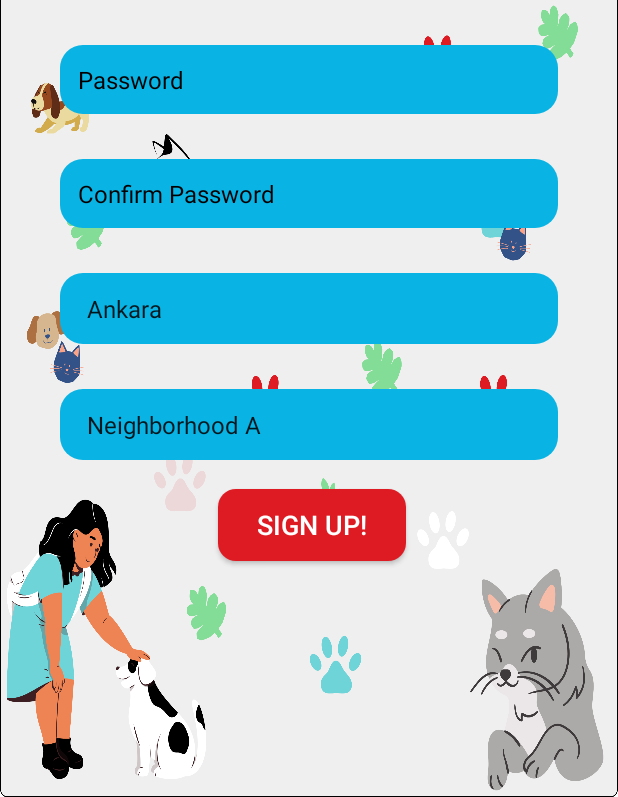
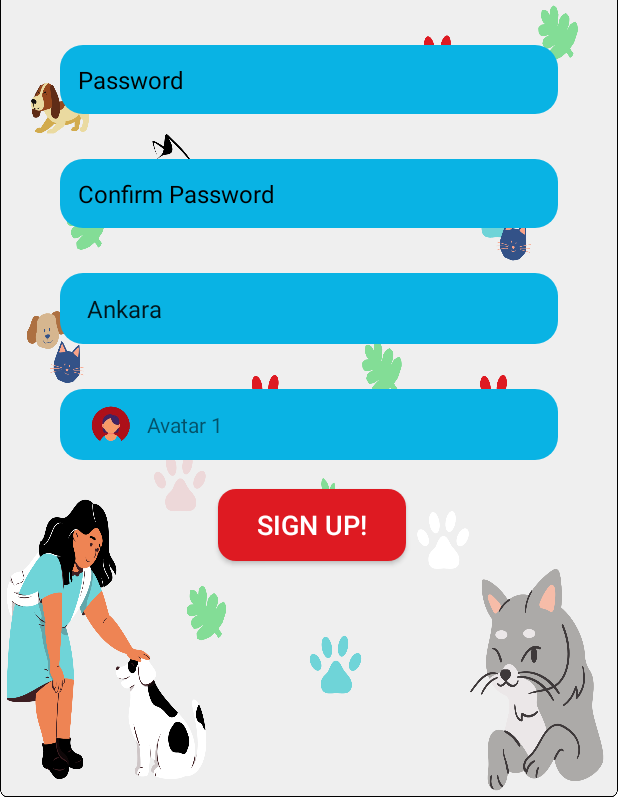
Before and after one commit to harunandes21/PawRescue, an Android app: the SignupActivity screen opened directly, with no data from a screen before it, on a phone screen of 412 x 824 dp, the part 439-1236 px from its top. Run offline under Robolectric (Android 15) with nearby library versions, the phone set to English and light mode, and no system bars.

Commit message:
CustomSpinnerImageView

```diff
--- /dev/null
+++ b/app/src/main/java/com/example/pawrescue/Avatar.java
@@ -0,0 +1,19 @@
+package com.example.pawrescue;
+import java.io.Serializable;
+public class Avatar implements Serializable {
+
+    private String name;
+    private int image;
+
+    public Avatar() {
+
+    }
+
+    public String getName() {return name;}
+
+    public void setName(String name) {this.name = name;}
+
+    public int getImage() {return image;}
+
+    public void setImage(int image) {this.image = image;}
+}
--- /dev/null
+++ b/app/src/main/java/com/example/pawrescue/AvatarAdapter.java
@@ -0,0 +1,50 @@
+package com.example.pawrescue;
+
+import android.annotation.SuppressLint;
+import android.content.Context;
+import android.view.LayoutInflater;
+import android.view.View;
+import android.view.ViewGroup;
+import android.widget.BaseAdapter;
+import android.widget.ImageView;
+import android.widget.TextView;
+
+import java.util.List;
+
+public class AvatarAdapter extends BaseAdapter {
+    private Context context;
+    private List<Avatar> avatarList;
+
+    public AvatarAdapter(Context context, List<Avatar> avatarList) {
+        this.context = context;
+        this.avatarList = avatarList;
+    }
+
+    @Override
+    public int getCount() {
+        return avatarList != null ? avatarList.size() : 0;
+    }
+
+    @Override
+    public Object getItem(int i) {
+        return i;
+    }
+
+    @Override
+    public long getItemId(int i) {
+        return i;
+    }
+
+    @Override
+    public View getView(int i, View view, ViewGroup viewGroup) {
+        @SuppressLint("ViewHolder") View rootView = LayoutInflater.from(context).inflate(R.layout.item_avatar, viewGroup, false);
+
+        TextView txtName = rootView.findViewById(R.id.name);
+        ImageView image = rootView.findViewById(R.id.image);
+
+        txtName.setText(avatarList.get(i).getName());
+        image.setImageResource(avatarList.get(i).getImage());
+
+        return rootView;
+    }
+}
--- /dev/null
+++ b/app/src/main/java/com/example/pawrescue/AvatarData.java
@@ -0,0 +1,24 @@
+package com.example.pawrescue;
+
+import java.util.ArrayList;
+import java.util.List;
+
+public class AvatarData {
+
+    public static List<Avatar> getAvatarList() {
+
+        List<Avatar> avatarList = new ArrayList<>();
+
+        Avatar avatar1 = new Avatar();
+        avatar1.setName("Avatar 1");
+        avatar1.setImage(R.drawable.avatar1);
+        avatarList.add(avatar1);
+
+        Avatar avatar2 = new Avatar();
+        avatar2.setName("Avatar 2");
+        avatar2.setImage(R.drawable.avatar2);
+        avatarList.add(avatar2);
+
+        return avatarList;
+    }
+}
--- a/app/src/main/java/com/example/pawrescue/SignupActivity.java
+++ b/app/src/main/java/com/example/pawrescue/SignupActivity.java
@@ -30,7 +30,10 @@ public class SignupActivity extends AppCompatActivity {
 
         // Get references to the Spinners
         Spinner spinnerCity = findViewById(R.id.spinnerCity);
-        Spinner spinnerNeighborhood = findViewById(R.id.spinnerNeighborhood);
+        //Spinner spinnerNeighborhood = findViewById(R.id.spinnerNeighborhood);
+        Spinner spinnerAvatar = findViewById(R.id.avatarSpinner);
+        AvatarAdapter adapter = new AvatarAdapter(SignupActivity.this, AvatarData.getAvatarList());
+        spinnerAvatar.setAdapter(adapter);
 
         // Create ArrayAdapter using the string arrays and default spinner layout
         ArrayAdapter<CharSequence> cityAdapter = ArrayAdapter.createFromResource(
@@ -39,19 +42,19 @@ public class SignupActivity extends AppCompatActivity {
                 android.R.layout.simple_spinner_item
         );
 
-        ArrayAdapter<CharSequence> neighborhoodAdapter = ArrayAdapter.createFromResource(
-                this,
-                R.array.neighborhood_array,
-                android.R.layout.simple_spinner_item
-        );
+//        ArrayAdapter<CharSequence> neighborhoodAdapter = ArrayAdapter.createFromResource(
+//                this,
+//                R.array.neighborhood_array,
+//                android.R.layout.simple_spinner_item
+//        );
 
         // Specify the layout to use when the list appears
         cityAdapter.setDropDownViewResource(android.R.layout.simple_spinner_dropdown_item);
-        neighborhoodAdapter.setDropDownViewResource(android.R.layout.simple_spinner_dropdown_item);
+        //neighborhoodAdapter.setDropDownViewResource(android.R.layout.simple_spinner_dropdown_item);
 
         // Apply the adapter to the spinner
         spinnerCity.setAdapter(cityAdapter);
-        spinnerNeighborhood.setAdapter(neighborhoodAdapter);
+        //spinnerNeighborhood.setAdapter(neighborhoodAdapter);
 
         Button signupButton = findViewById(R.id.buttonSignup);
         signupButton.setOnClickListener(view -> new InsertDataTask().execute());
@@ -68,14 +71,12 @@ public class SignupActivity extends AppCompatActivity {
                 EditText passwordEditText = findViewById(R.id.editTextPasswordSignup);
                 EditText confirmPasswordEditText = findViewById(R.id.editTextConfirmPassword);
                 Spinner citySpinner = findViewById(R.id.spinnerCity);
-                Spinner neighborhoodSpinner = findViewById(R.id.spinnerNeighborhood);
 
                 // Get the text entered by the user
                 String username = usernameEditText.getText().toString();
                 String password = passwordEditText.getText().toString();
                 String confirmPassword = confirmPasswordEditText.getText().toString();
                 String city = citySpinner.getSelectedItem().toString();
-                String neighborhood = neighborhoodSpinner.getSelectedItem().toString();
 
                 // Check if any field is empty
 
--- a/app/src/main/res/layout/activity_signup.xml
+++ b/app/src/main/res/layout/activity_signup.xml
@@ -81,8 +81,9 @@
             android:background="@drawable/rounded_edittext_background"
             android:textSize="20sp" />
 
+
         <Spinner
-            android:id="@+id/spinnerNeighborhood"
+            android:id="@+id/avatarSpinner"
             android:layout_width="match_parent"
             android:layout_height="47dp"
             android:layout_below="@id/spinnerCity"
@@ -96,7 +97,7 @@
             android:id="@+id/buttonSignup"
             android:layout_width="wrap_content"
             android:layout_height="wrap_content"
-            android:layout_below="@id/spinnerNeighborhood"
+            android:layout_below="@id/avatarSpinner"
             android:layout_alignParentStart="true"
             android:layout_alignParentEnd="true"
             android:layout_centerHorizontal="true"
@@ -109,7 +110,7 @@
             android:textSize="18sp"
             app:layout_constraintEnd_toEndOf="parent"
             app:layout_constraintStart_toStartOf="parent"
-            app:layout_constraintTop_toBottomOf="@id/spinnerNeighborhood" />
+            app:layout_constraintTop_toBottomOf="@id/avatarSpinner" />
 
         <!-- You can add more elements or adjust layout as needed -->
 
--- /dev/null
+++ b/app/src/main/res/layout/item_avatar.xml
@@ -0,0 +1,22 @@
+<?xml version="1.0" encoding="utf-8"?>
+<RelativeLayout xmlns:android="http://schemas.android.com/apk/res/android"
+    android:layout_width="match_parent"
+    android:layout_height="wrap_content">
+
+    <ImageView
+        android:id="@+id/image"
+        android:layout_width="32dp"
+        android:layout_height="32dp"
+        android:src="@drawable/avatar1"
+        android:layout_marginStart="8dp" />
+
+    <TextView
+        android:id="@+id/name"
+        android:layout_width="match_parent"
+        android:layout_height="wrap_content"
+        android:text="Name"
+        android:layout_toRightOf="@+id/image"
+        android:layout_centerVertical="true"
+        android:layout_marginStart="8dp" />
+
+</RelativeLayout>
```
Also changed, not shown: app/src/main/res/layout/activity_profile.xml (deleted, +0 -97 lines).
